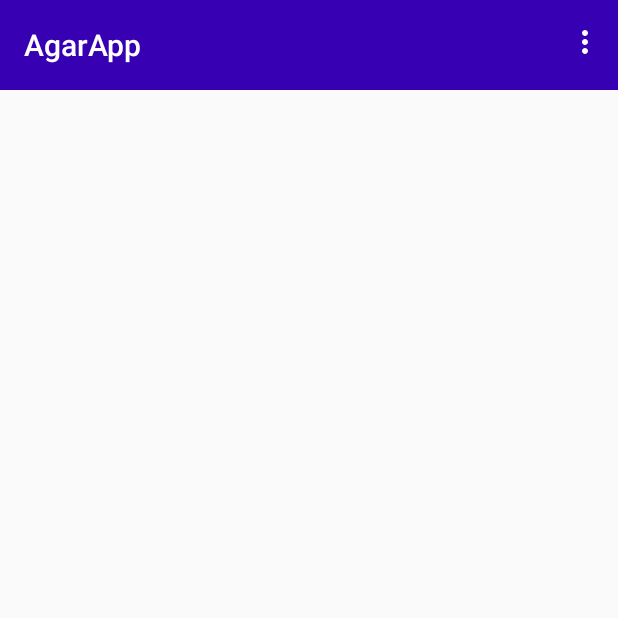
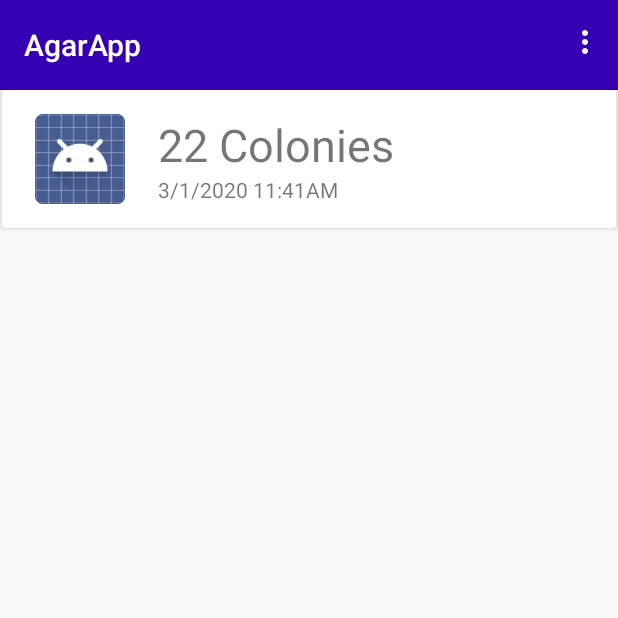
Before and after one commit to JenniferColeman/ColonyCounter, an Android app: the HistoryActivity screen opened directly, with no data from a screen before it, on a phone screen of 412 x 824 dp, the top half of it. Run offline under Robolectric (Android 15) with nearby library versions, the phone set to English and light mode, and no system bars.

Commit message:
Added example past history example

```diff
--- a/Android/app/build.gradle
+++ b/Android/app/build.gradle
@@ -49,4 +49,5 @@ dependencies {
     testImplementation 'junit:junit:4.12'
     androidTestImplementation 'androidx.test.ext:junit:1.1.1'
     androidTestImplementation 'androidx.test.espresso:espresso-core:3.2.0'
+    implementation 'com.android.support:cardview-v7:28.0.0'
 }
--- a/Android/app/src/main/res/layout/activity_history.xml
+++ b/Android/app/src/main/res/layout/activity_history.xml
@@ -16,8 +16,54 @@
         app:layout_constraintHorizontal_bias="0.0"
         app:layout_constraintStart_toStartOf="parent"
         app:layout_constraintTop_toTopOf="parent"
-        app:popupTheme="@style/ThemeOverlay.MaterialComponents.Light"
+        app:popupTheme="@style  /ThemeOverlay.MaterialComponents.Light"
         app:theme="@style/ThemeOverlay.MaterialComponents.Dark.ActionBar"
     />
 
+    <androidx.cardview.widget.CardView
+        android:layout_width="409dp"
+        android:layout_height="92dp"
+        android:clickable="true"
+        android:foreground="?android:attr/selectableItemBackground"
+        app:layout_constraintBottom_toBottomOf="parent"
+        app:layout_constraintEnd_toEndOf="parent"
+        app:layout_constraintStart_toStartOf="parent"
+        app:layout_constraintTop_toBottomOf="@+id/toolbar2"
+        app:layout_constraintVertical_bias="0.0">
+
+        <RelativeLayout
+            android:layout_width="match_parent"
+            android:layout_height="wrap_content"
+            android:padding="16dp">
+
+            <ImageView
+                android:id="@+id/agarPhoto"
+                android:layout_width="wrap_content"
+                android:layout_height="wrap_content"
+                android:layout_alignParentLeft="true"
+                android:layout_alignParentTop="true"
+                android:layout_marginRight="16dp"
+                app:srcCompat="@android:drawable/sym_def_app_icon" />
+
+            <TextView
+                android:id="@+id/numColonies"
+                android:layout_width="wrap_content"
+                android:layout_height="wrap_content"
+                android:layout_alignParentTop="true"
+                android:layout_toRightOf="@+id/agarPhoto"
+                android:text="@string/numColonies"
+                android:textSize="30sp" />
+
+            <TextView
+                android:id="@+id/dateRecorded"
+                android:layout_width="wrap_content"
+                android:layout_height="wrap_content"
+                android:layout_below="@+id/numColonies"
+                android:layout_toRightOf="@+id/agarPhoto"
+                android:text="@string/dataRecorded1" />
+
+        </RelativeLayout>
+
+    </androidx.cardview.widget.CardView>
+
 </androidx.constraintlayout.widget.ConstraintLayout>
--- a/Android/app/src/main/res/values/strings.xml
+++ b/Android/app/src/main/res/values/strings.xml
@@ -104,4 +104,6 @@
     </string>
     <string name="action_history">History</string>
     <string name="action_home">Home</string>
+    <string name="numColonies">22 Colonies</string>
+    <string name="dataRecorded1">3/1/2020 11:41AM</string>
 </resources>
```
Also changed, not shown: 104 other files.
